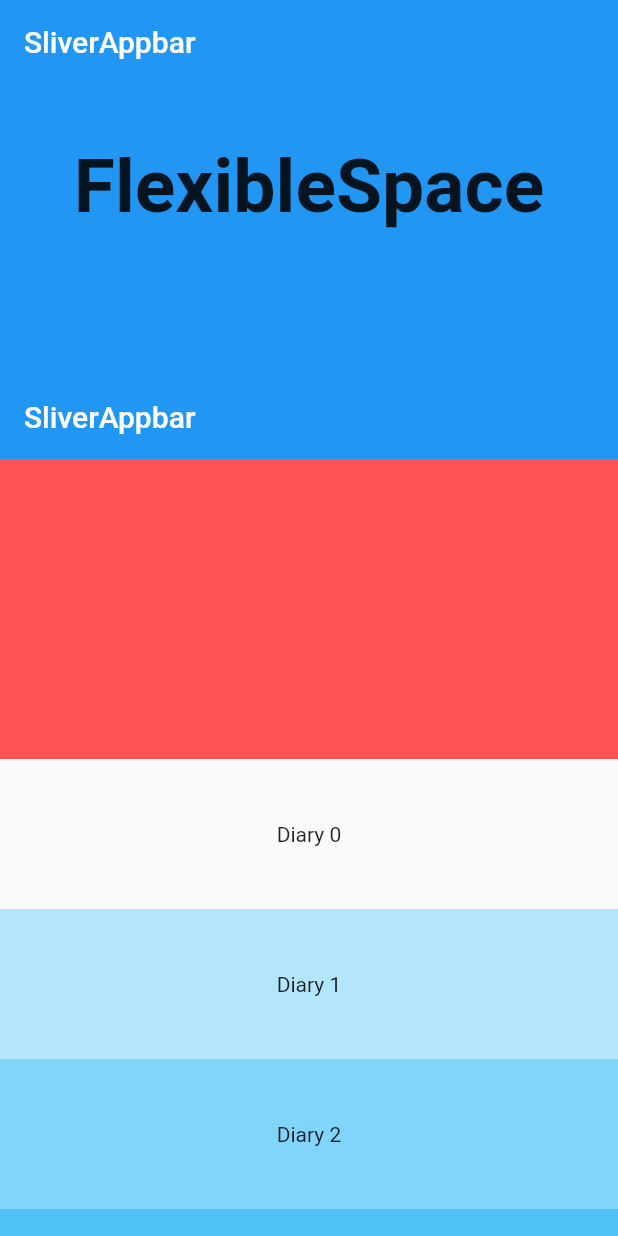
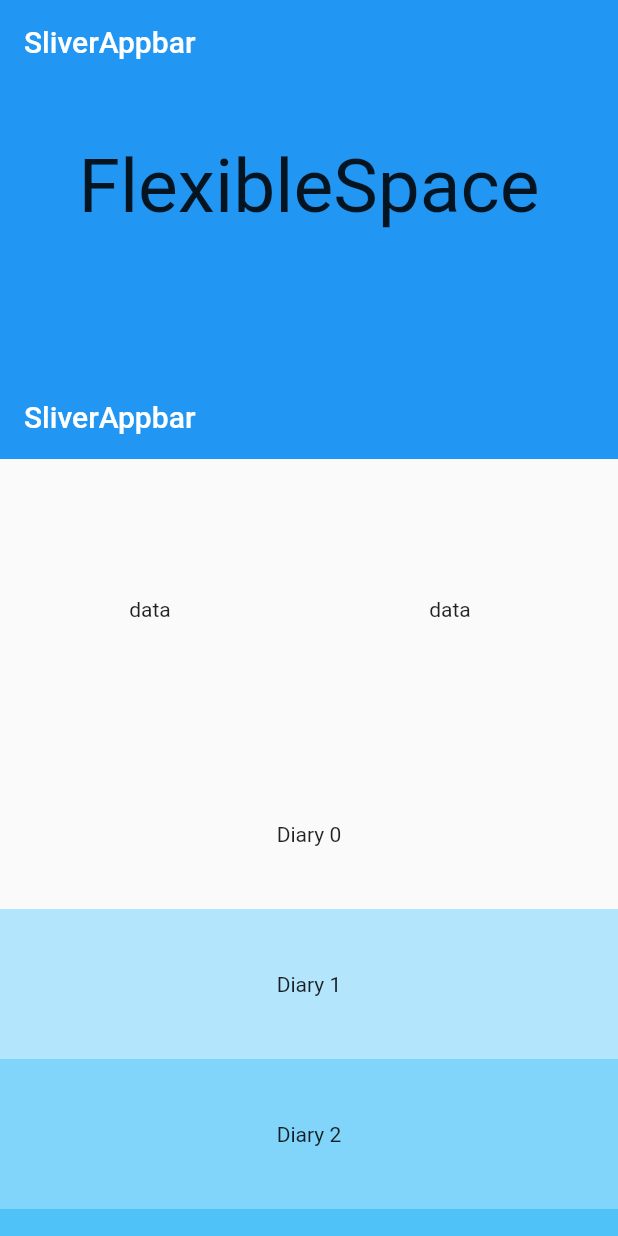
Before and after one commit to S-Sojung/flutter-sliver-practice, a Flutter app: the screen it shows after launch, on a phone screen of 412 x 824 dp. Run offline on Flutter 3.47's test engine with Material 2 defaults, Android fonts, the phone set to English and light mode, and no system bars.

```diff
--- a/lib/main.dart
+++ b/lib/main.dart
@@ -1,7 +1,8 @@
 
 import 'package:flutter/material.dart';
-import 'package:sliver_app/ad.dart';
 import 'package:sliver_app/diary.dart';
+
+import 'ad.dart';
 
 void main() {
   runApp(const MyApp());
@@ -24,7 +25,73 @@ class HomePage extends StatelessWidget {
   @override
   Widget build(BuildContext context) {
     return Scaffold(
+      body: NestedScrollView(
+        headerSliverBuilder: (context, innerBoxIsScrolled) => [
+          SliverAppBar(
+            snap: true, // 튕기듯이 나오는 효과.
+            floating: true,
+            title: Text("SliverAppbar"),
+            pinned: false,
+            expandedHeight: 250,
+            flexibleSpace: Container(
+              child: Center(
+                child: Text("FlexibleSpace", style: TextStyle(fontSize: 50)),
+              ),
+            ),
+          ),
+        ],
         body: CustomScrollView(
+          slivers: [
+            SliverAppBar(
+              title: Text("SliverAppbar"),
+              pinned: true,
+            ),
+            SliverToBoxAdapter(
+              child: Container(
+                height: 200.0,
+                child: ListView.builder(
+                  scrollDirection: Axis.horizontal,
+                  itemCount: 10,
+                  itemBuilder: (context, index) {
+                    return Container(
+                      width: 200.0,
+                      child: Container(
+                        child: Text('data'),
+                        alignment: Alignment.center,
+                      ),
+                    );
+                  },
+                ),
+              ),
+            ),
+            SliverFixedExtentList(
+              itemExtent: 100,
+              delegate: SliverChildBuilderDelegate(
+                    (context, index) {
+                  if (index % 4 == 0 && index != 0) {
+                    return Ad((index / 4).toInt());
+                  } else {
+                    return Diary(index);
+                  }
+                },
+                childCount: 50,
+              ),
+            ),
+            SliverToBoxAdapter(
+              child: Container(
+                color: Colors.red,
+                height: 200,
+              ),
+            ),
+          ],
+        ),
+      ),
+    );
+  }
+
+
+  CustomScrollView buildCustomScrollView() {
+    return CustomScrollView(
       // scrollDirection: Axis.horizontal, //방향 제어가능
       // 전체는 세로지만, 가로 슬라이딩을 하기위해서는 nestedScrollView 이용
       slivers: [
@@ -49,16 +116,12 @@ class HomePage extends StatelessWidget {
           title: Text("SliverAppbar"),
           pinned: true, //고정
         ),
-          // SliverList(delegate: SliverChildListDelegate), //아이템이 정해져 있고 계산을 하지 않을 경우 사용
-          // Sliver를 쓰면 슬리버 앱바가 들어가고 리스트가 들어갈수도 있는데, 고정된 크기의 박스를 넣고싶으면 SliverToBoxAdapter 사용
-          SliverToBoxAdapter(
-            child: Container(
-              color: Colors.redAccent,
-              height: 200,
-            ),
-          ),
+      ],
+    );
+  }
 
-          SliverFixedExtentList(
+  SliverFixedExtentList _buildSliverFixedExtentList() {
+    return SliverFixedExtentList(
             itemExtent: 100, // 아이템들의 높이를 쌩까고 얘가 정함
             delegate: SliverChildBuilderDelegate(
               //계산이 필요하면 무조건 Builder 사용해야함
@@ -69,10 +132,7 @@ class HomePage extends StatelessWidget {
                 } else
                   return Diary(index);
               },
-              ))
-        ],
-      ),
-    );
+            ));
   }
 
   SliverList buildSliverList() {
```
Lines whose indentation alone changed are shown as unchanged.
